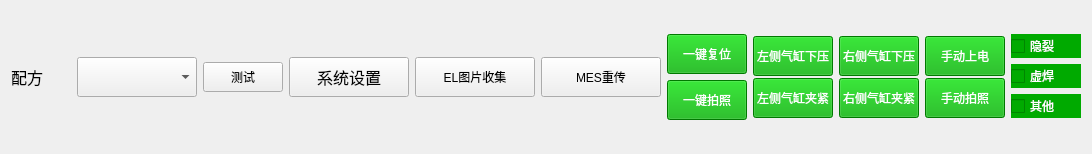
Above: View/SysSetAction.ui from Leroy888/String-chuzhLeye before the change. Below: the same form after it.
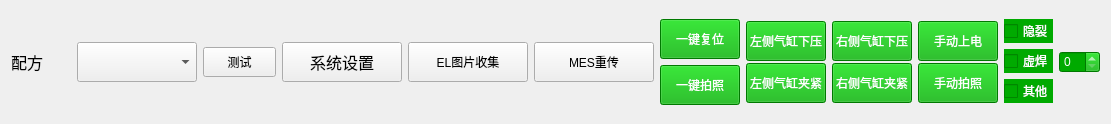
That is the form after the change.

What changed in the file:
```diff
--- a/View/SysSetAction.ui
+++ b/View/SysSetAction.ui
@@ -6,8 +6,8 @@
    <rect>
     <x>0</x>
     <y>0</y>
-    <width>1092</width>
-    <height>154</height>
+    <width>1111</width>
+    <height>124</height>
    </rect>
   </property>
   <property name="windowTitle">
@@ -330,6 +330,19 @@
      </item>
     </layout>
    </item>
+   <item row="0" column="2">
+    <layout class="QVBoxLayout" name="verticalLayout_6">
+     <item>
+      <widget class="QSpinBox" name="spinBox">
+       <property name="styleSheet">
+        <string notr="true">background-color: rgb(0, 170, 0);
+color: rgb(255, 255, 255);
+font: 12pt &quot;Arial&quot;;</string>
+       </property>
+      </widget>
+     </item>
+    </layout>
+   </item>
   </layout>
  </widget>
  <resources/>
```
